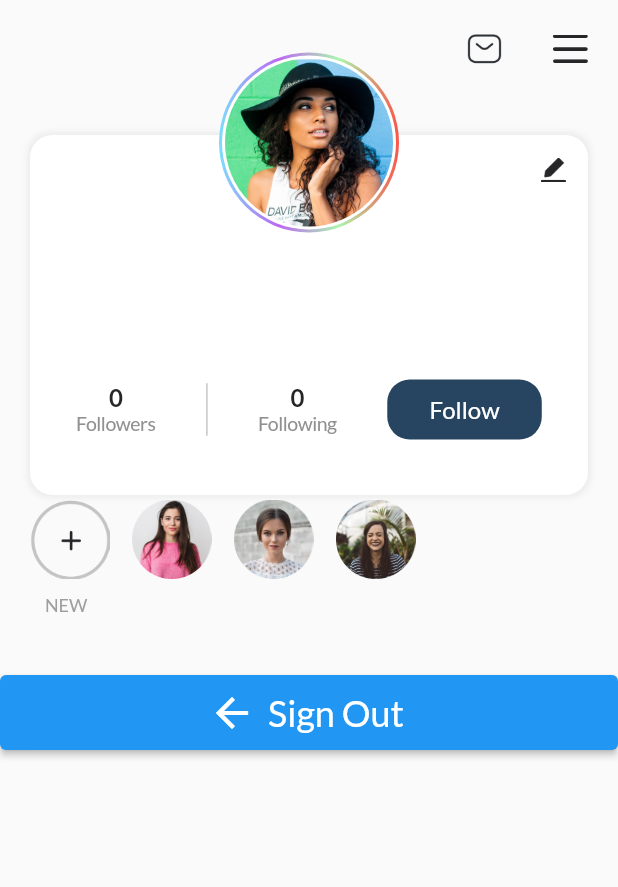
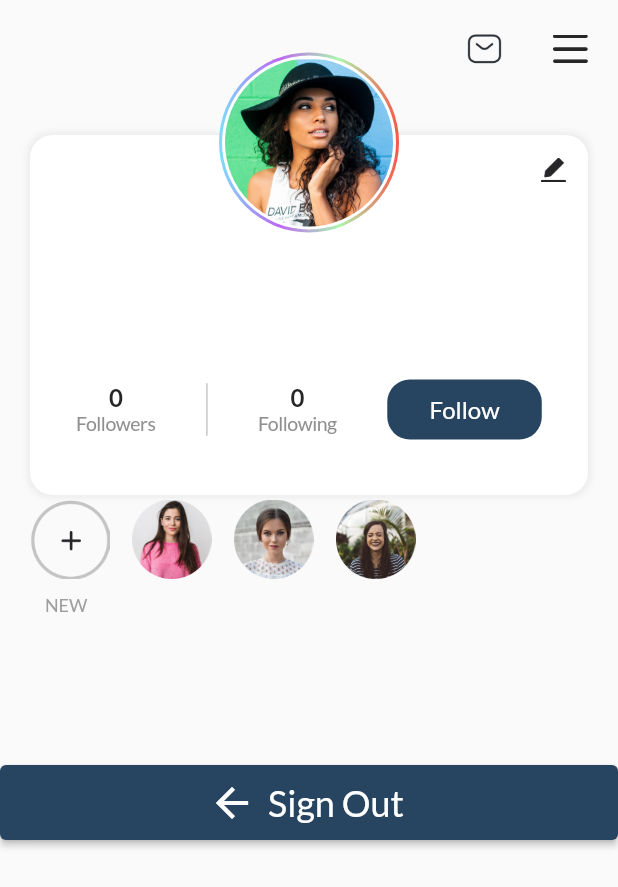
Before and after one commit to vanthuynh/planitect, a Flutter app: the ProfileScreen screen opened directly, on a phone screen of 412 x 824 dp. Shown: the top 887 px of the screen. Run offline on Flutter 3.47's test engine with Material 2 defaults, Android fonts, the light colour scheme and no system bars; our stand-ins replace cloud_firestore, dotted_border, emoji_picker_flutter, firebase_auth, firebase_core, firebase_storage and 5 more; missing offline and left inert: video_thumbnail; accounts and stored records are empty; statements that could not run were skipped.

Commit message:
change signout button color

```diff
--- a/lib/views/profile/profile.dart
+++ b/lib/views/profile/profile.dart
@@ -744,9 +744,9 @@ class _ProfileScreenState extends State<ProfileScreen> {
                     //   ),
                     // ),
 
-                    SizedBox(height: 40),
+                    SizedBox(height: 100),
                     ElevatedButton.icon(
-                      style: ElevatedButton.styleFrom(minimumSize: Size.fromHeight(50),),
+                      style: ElevatedButton.styleFrom(backgroundColor: AppColors.blue, minimumSize: Size.fromHeight(50),),
                       icon: Icon(Icons.arrow_back,size: 32),
                       label: Text('Sign Out', style: TextStyle(fontSize: 24),),
                       onPressed: () {
```
